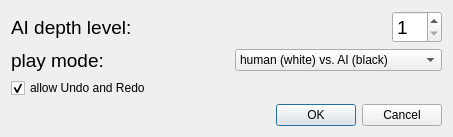
Qt form ui/newGameDialog.ui (lettis/Kubix) before a commit.
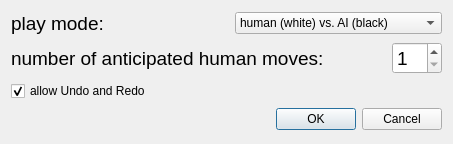
The same form after that commit.

Commit message: new label for ai depth

```diff
--- a/ui/newGameDialog.ui
+++ b/ui/newGameDialog.ui
@@ -7,54 +7,13 @@
     <x>0</x>
     <y>0</y>
     <width>453</width>
-    <height>135</height>
+    <height>144</height>
    </rect>
   </property>
   <property name="windowTitle">
    <string>Dialog</string>
   </property>
   <layout class="QVBoxLayout" name="verticalLayout">
-   <item>
-    <layout class="QHBoxLayout" name="horizontalLayout">
-     <item>
-      <widget class="QLabel" name="lblAIDepth">
-       <property name="font">
-        <font>
-         <pointsize>14</pointsize>
-        </font>
-       </property>
-       <property name="text">
-        <string>AI depth level:</string>
-       </property>
-      </widget>
-     </item>
-     <item>
-      <spacer name="horizontalSpacer">
-       <property name="orientation">
-        <enum>Qt::Horizontal</enum>
-       </property>
-       <property name="sizeHint" stdset="0">
-        <size>
-         <width>40</width>
-         <height>20</height>
-        </size>
-       </property>
-      </spacer>
-     </item>
-     <item>
-      <widget class="QSpinBox" name="aiDepth">
-       <property name="font">
-        <font>
-         <pointsize>14</pointsize>
-        </font>
-       </property>
-       <property name="minimum">
-        <number>1</number>
-       </property>
-      </widget>
-     </item>
-    </layout>
-   </item>
    <item>
     <layout class="QHBoxLayout" name="horizontalLayout_2">
      <item>
@@ -103,6 +62,47 @@
      </item>
     </layout>
    </item>
+   <item>
+    <layout class="QHBoxLayout" name="horizontalLayout">
+     <item>
+      <widget class="QLabel" name="lblAIDepth">
+       <property name="font">
+        <font>
+         <pointsize>14</pointsize>
+        </font>
+       </property>
+       <property name="text">
+        <string>number of anticipated human moves:</string>
+       </property>
+      </widget>
+     </item>
+     <item>
+      <spacer name="horizontalSpacer">
+       <property name="orientation">
+        <enum>Qt::Horizontal</enum>
+       </property>
+       <property name="sizeHint" stdset="0">
+        <size>
+         <width>40</width>
+         <height>20</height>
+        </size>
+       </property>
+      </spacer>
+     </item>
+     <item>
+      <widget class="QSpinBox" name="aiDepth">
+       <property name="font">
+        <font>
+         <pointsize>14</pointsize>
+        </font>
+       </property>
+       <property name="minimum">
+        <number>1</number>
+       </property>
+      </widget>
+     </item>
+    </layout>
+   </item>
    <item>
     <widget class="QCheckBox" name="allowUndoRedo">
      <property name="text">
```
